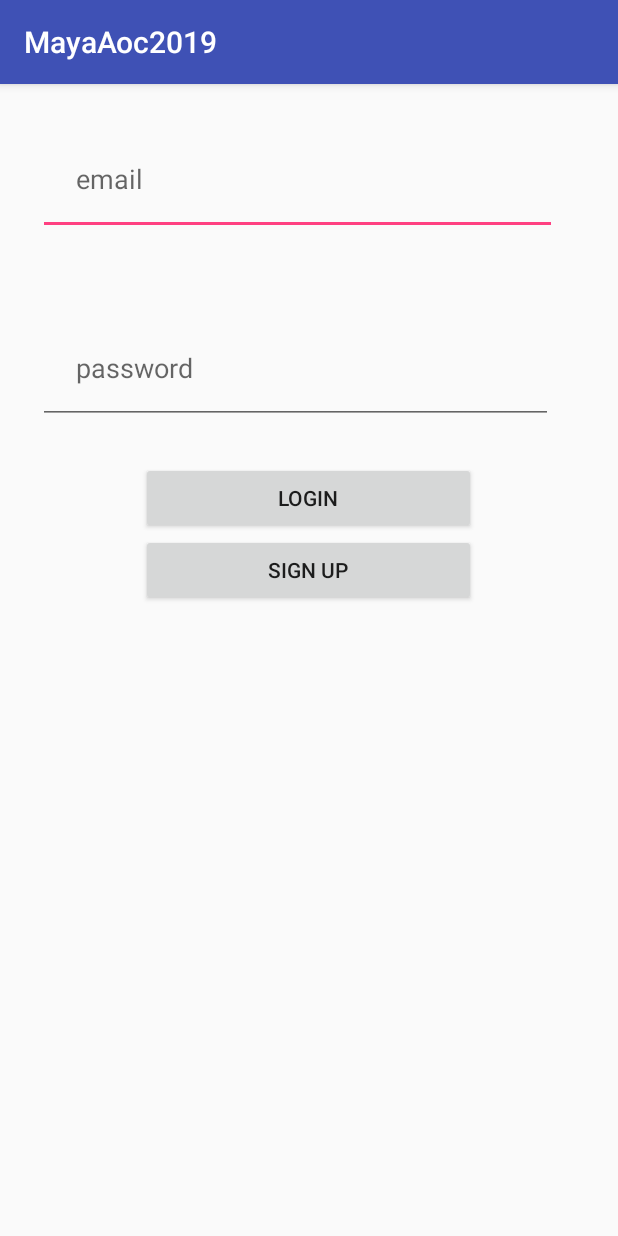
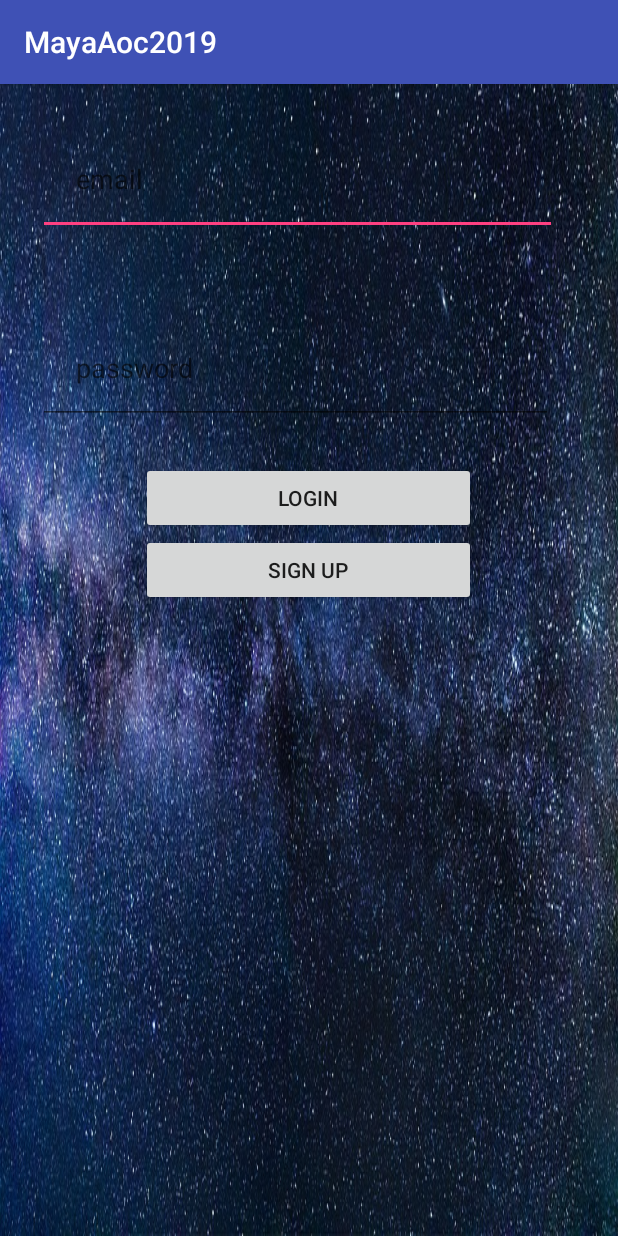
Before and after one commit to mayahaddad/MayaAoc2019final, an Android app: the screen it shows after launch (LogInActivity), on a phone screen of 412 x 824 dp. Run offline under Robolectric (Android 15) with nearby library versions, the phone set to English and light mode, and no system bars.

Commit message:
fixed erros

```diff
--- a/app/src/main/res/layout/activity_log_in.xml
+++ b/app/src/main/res/layout/activity_log_in.xml
@@ -5,8 +5,9 @@
     android:layout_width="match_parent"
     android:layout_height="match_parent"
     android:orientation="vertical"
-    tools:context=".LogInActivity">
-
+    android:background="@drawable/mayahaddad"
+    tools:context=".LogInActivity"
+   >
     <EditText
         android:id="@+id/editTextEmail"
         android:layout_width="346dp"
@@ -45,4 +46,5 @@
         android:text="Sign Up" />
 
 
+
 </LinearLayout>
```
Also changed, not shown: app/src/main/res/drawable/ic_launcher_foreground.xml (renamed from app/src/main/res/drawable-v24/ic_launcher_foreground.xml), app/src/main/res/drawable/mayahaddad.jpg (added).
